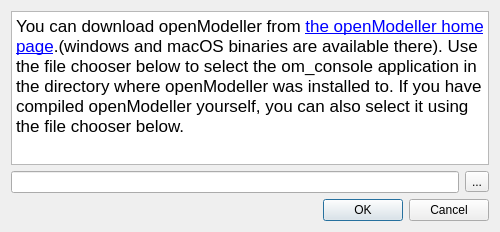
kartoza/SpeciesExplorer, file species_explorer/options_dialog_base.ui: the form before one commit.
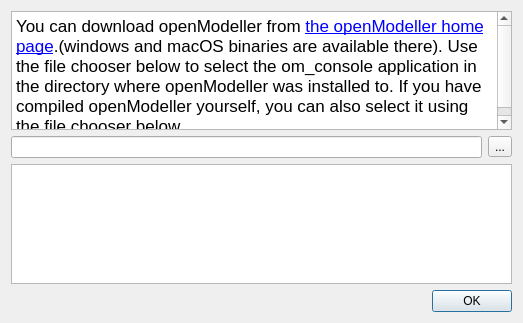
The form after the commit.

Commit message: More implementation for options

What changed in the file:
```diff
--- a/species_explorer/options_dialog_base.ui
+++ b/species_explorer/options_dialog_base.ui
@@ -6,8 +6,8 @@
    <rect>
     <x>0</x>
     <y>0</y>
-    <width>500</width>
-    <height>232</height>
+    <width>523</width>
+    <height>323</height>
    </rect>
   </property>
   <property name="windowTitle">
@@ -35,16 +35,30 @@
      </property>
     </widget>
    </item>
-   <item row="2" column="0" colspan="2">
+   <item row="3" column="0" colspan="2">
     <widget class="QDialogButtonBox" name="button_box">
      <property name="orientation">
       <enum>Qt::Horizontal</enum>
      </property>
      <property name="standardButtons">
-      <set>QDialogButtonBox::Cancel|QDialogButtonBox::Ok</set>
+      <set>QDialogButtonBox::Ok</set>
      </property>
     </widget>
    </item>
+   <item row="0" column="0" colspan="2">
+    <widget class="QTextBrowser" name="textBrowser">
+     <property name="html">
+      <string>&lt;!DOCTYPE HTML PUBLIC &quot;-//W3C//DTD HTML 4.0//EN&quot; &quot;http://www.w3.org/TR/REC-html40/strict.dtd&quot;&gt;
+&lt;html&gt;&lt;head&gt;&lt;meta name=&quot;qrichtext&quot; content=&quot;1&quot; /&gt;&lt;style type=&quot;text/css&quot;&gt;
+p, li { white-space: pre-wrap; }
+&lt;/style&gt;&lt;/head&gt;&lt;body style=&quot; font-family:'.SF NS Text'; font-size:13pt; font-weight:400; font-style:normal;&quot;&gt;
+&lt;p style=&quot; margin-top:0px; margin-bottom:0px; margin-left:0px; margin-right:0px; -qt-block-indent:0; text-indent:0px;&quot;&gt;You can download openModeller from &lt;a href=&quot;http://openmodeller.sourceforge.net&quot;&gt;&lt;span style=&quot; text-decoration: underline; color:#0000ff;&quot;&gt;the openModeller home page&lt;/span&gt;&lt;/a&gt;.(windows and macOS binaries are available there). Use the file chooser below to select the om_console application in the directory where openModeller was installed to. If you have compiled openModeller yourself, you can also select it using the file chooser below.&lt;/p&gt;&lt;/body&gt;&lt;/html&gt;</string>
+     </property>
+    </widget>
+   </item>
+   <item row="2" column="0" colspan="2">
+    <widget class="QTextEdit" name="log"/>
+   </item>
   </layout>
  </widget>
  <resources/>
```
Left out of the diff: 13 changed lines with no effect on the pictures. The commit also changes 2 other files.
